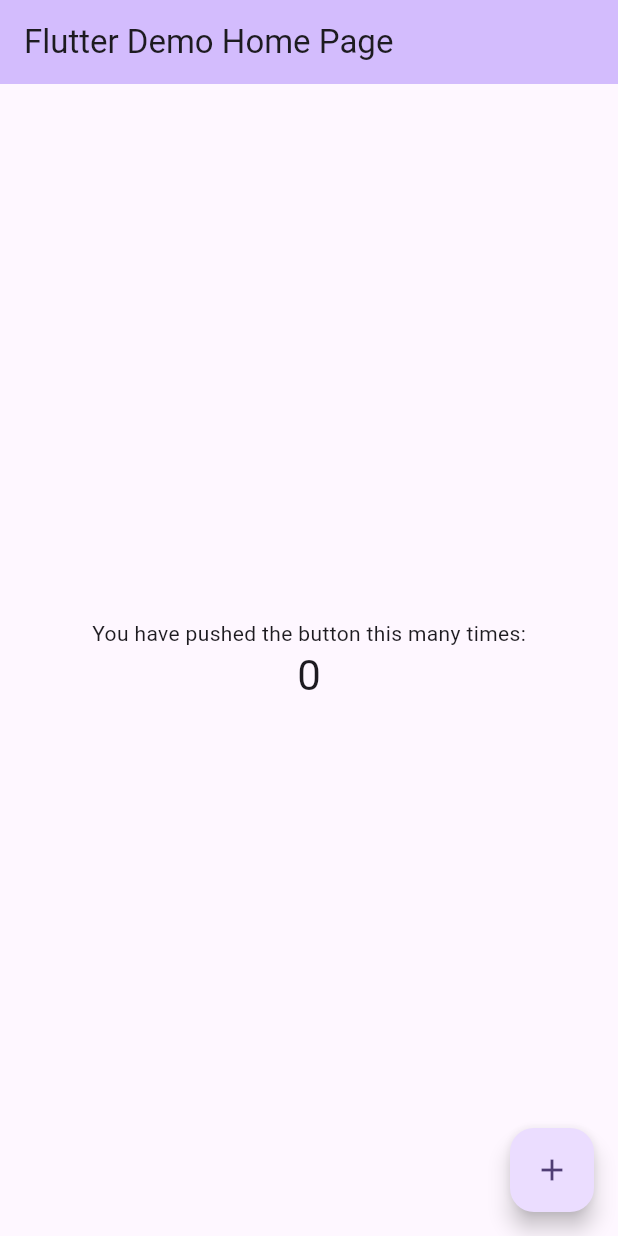
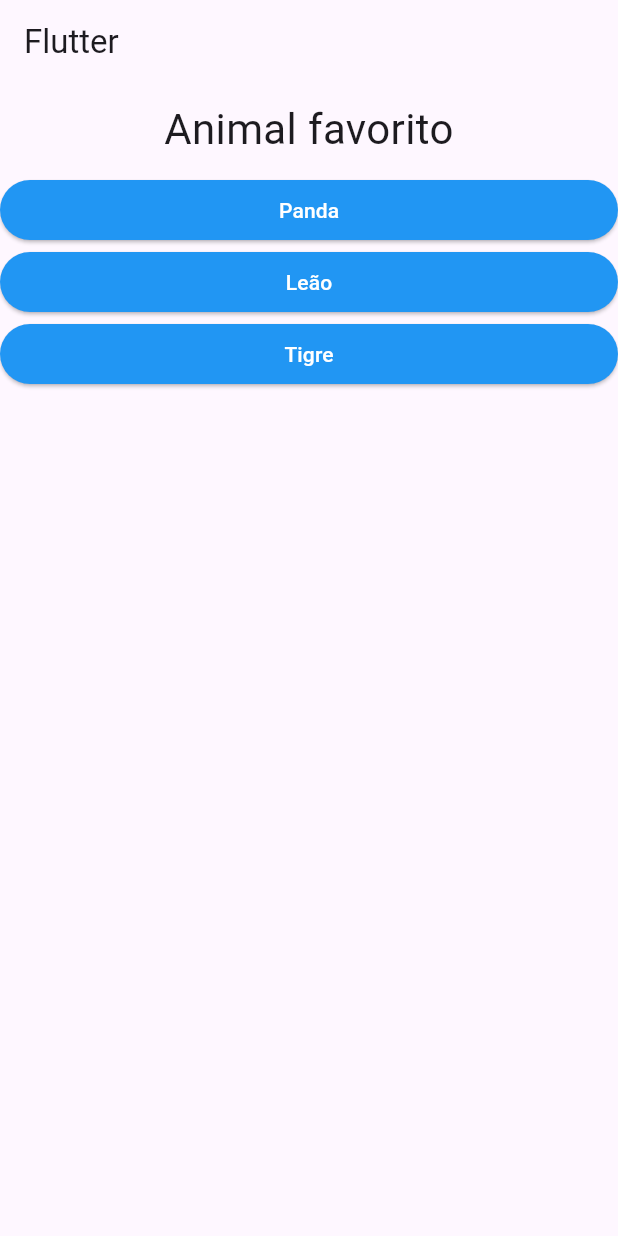
Before and after one commit to RitaSevera/flutter, a Flutter app: the screen it shows after launch, on a phone screen of 412 x 824 dp. Run offline on Flutter 3.47's test engine with Material 3 defaults, Android fonts, the phone set to English and light mode, and no system bars.

Commit message:
Módulo inicial

```diff
--- a/lib/main.dart
+++ b/lib/main.dart
@@ -1,125 +1,231 @@
 import 'package:flutter/material.dart';
+import 'package:flutter_project/questionario.dart';
+import 'package:flutter_project/resultado.dart';
 
-void main() {
-  runApp(const MyApp());
+main() {
+  runApp(
+      PerguntaApp()); //criei uma instância do statelesswidget, que chamei materialapp
+  //PerguntaApp é um componente Stateful
+  // main() {runApp} é = a fazer assim main() => runApp
 }
 
-class MyApp extends StatelessWidget {
-  const MyApp({super.key});
+class _PerguntaAppState extends State<PerguntaApp> {
+  //tipo de componente (perguntaApp) que vai estar ligado a este estado
+  var _pergunta =
+      0; //aqui defino que a pergunta será a que se encontra no índice 0
+  var _notaFinal = 0;
 
-  // This widget is the root of your application.
+  final List<Map<String, Object>> _perguntas = const [
+    //podia pôr só final perguntas =[]
+    //numa lista acedo aos valores a partir do índice, no map é a partir do valor (neste caso: texto)
+    {
+      "texto": "Animal favorito",
+      "respostas": [
+        {"texto": "Panda", "nota": 10},
+        {"texto": "Leão", "nota": 3},
+        {"texto": "Tigre", "nota": 5},
+      ],
+    },
+    {
+      "texto": "Cor favorita",
+      "respostas": [
+        {"texto": "Verde", "nota": 3},
+        {"texto": "Azul", "nota": 5},
+        {"texto": "Roxo", "nota": 10}
+      ],
+    },
+    {
+      "texto": "Comida favorita",
+      "respostas": [
+        {"texto": "Feijoada", "nota": 5},
+        {"texto": "Rojões", "nota": 3},
+        {"texto": "Jardineira", "nota": 10}
+      ],
+    }
+  ];
+
+  void _resposta(int nota) {
+    setState(() {
+      _pergunta++;
+      _notaFinal += nota;
+    });
+    print(_notaFinal);
+  }
+
+  void _reiniciar() {
+    setState(() {
+      _pergunta = 0;
+      _notaFinal = 0;
+    });
+  }
+
+  bool get temPergSelecionada {
+    return _pergunta <
+        _perguntas
+            .length; //se a pergunta selecionada for menor que o tamanho da lista, temos pergunta selecionada então
+  }
+
   @override
   Widget build(BuildContext context) {
+    //função build que recebe parâmetro (buildContext) e retorna um widget
+
     return MaterialApp(
-      title: 'Flutter Demo',
-      theme: ThemeData(
-        // This is the theme of your application.
-        //
-        // TRY THIS: Try running your application with "flutter run". You'll see
-        // the application has a purple toolbar. Then, without quitting the app,
-        // try changing the seedColor in the colorScheme below to Colors.green
-        // and then invoke "hot reload" (save your changes or press the "hot
-        // reload" button in a Flutter-supported IDE, or press "r" if you used
-        // the command line to start the app).
-        //
-        // Notice that the counter didn't reset back to zero; the application
-        // state is not lost during the reload. To reset the state, use hot
-        // restart instead.
-        //
-        // This works for code too, not just values: Most code changes can be
-        // tested with just a hot reload.
-        colorScheme: ColorScheme.fromSeed(seedColor: Colors.deepPurple),
-        useMaterial3: true,
+      //widget
+      home: Scaffold(
+        //widget
+        appBar: AppBar(
+          title: const Text("Flutter"), //widget
+        ),
+        body: temPergSelecionada
+            ? Questionario(
+                perguntas: _perguntas,
+                pergunta: _pergunta,
+                responder: _resposta)
+            : Resultado(_notaFinal, _reiniciar),
       ),
-      home: const MyHomePage(title: 'Flutter Demo Home Page'),
     );
   }
 }
 
-class MyHomePage extends StatefulWidget {
-  const MyHomePage({super.key, required this.title});
+class PerguntaApp extends StatefulWidget {
+  //PerguntaApp extend de stateful
 
-  // This widget is the home page of your application. It is stateful, meaning
-  // that it has a State object (defined below) that contains fields that affect
-  // how it looks.
-
-  // This class is the configuration for the state. It holds the values (in this
-  // case the title) provided by the parent (in this case the App widget) and
-  // used by the build method of the State. Fields in a Widget subclass are
-  // always marked "final".
-
-  final String title;
-
-  @override
-  State<MyHomePage> createState() => _MyHomePageState();
+  _PerguntaAppState createState() {
+    //método create que retorna o estado
+    return _PerguntaAppState();
+  }
 }
 
-class _MyHomePageState extends State<MyHomePage> {
-  int _counter = 0;
 
-  void _incrementCounter() {
-    setState(() {
-      // This call to setState tells the Flutter framework that something has
-      // changed in this State, which causes it to rerun the build method below
-      // so that the display can reflect the updated values. If we changed
-      // _counter without calling setState(), then the build method would not be
-      // called again, and so nothing would appear to happen.
-      _counter++;
-    });
-  }
 
-  @override
-  Widget build(BuildContext context) {
-    // This method is rerun every time setState is called, for instance as done
-    // by the _incrementCounter method above.
-    //
-    // The Flutter framework has been optimized to make rerunning build methods
-    // fast, so that you can just rebuild anything that needs updating rather
-    // than having to individually change instances of widgets.
-    return Scaffold(
-      appBar: AppBar(
-        // TRY THIS: Try changing the color here to a specific color (to
-        // Colors.amber, perhaps?) and trigger a hot reload to see the AppBar
-        // change color while the other colors stay the same.
-        backgroundColor: Theme.of(context).colorScheme.inversePrimary,
-        // Here we take the value from the MyHomePage object that was created by
-        // the App.build method, and use it to set our appbar title.
-        title: Text(widget.title),
-      ),
-      body: Center(
-        // Center is a layout widget. It takes a single child and positions it
-        // in the middle of the parent.
-        child: Column(
-          // Column is also a layout widget. It takes a list of children and
-          // arranges them vertically. By default, it sizes itself to fit its
-          // children horizontally, and tries to be as tall as its parent.
-          //
-          // Column has various properties to control how it sizes itself and
-          // how it positions its children. Here we use mainAxisAlignment to
-          // center the children vertically; the main axis here is the vertical
-          // axis because Columns are vertical (the cross axis would be
-          // horizontal).
-          //
-          // TRY THIS: Invoke "debug painting" (choose the "Toggle Debug Paint"
-          // action in the IDE, or press "p" in the console), to see the
-          // wireframe for each widget.
-          mainAxisAlignment: MainAxisAlignment.center,
-          children: <Widget>[
-            const Text(
-              'You have pushed the button this many times:',
-            ),
-            Text(
-              '$_counter',
-              style: Theme.of(context).textTheme.headlineMedium,
-            ),
-          ],
-        ),
-      ),
-      floatingActionButton: FloatingActionButton(
-        onPressed: _incrementCounter,
-        tooltip: 'Increment',
-        child: const Icon(Icons.add),
-      ), // This trailing comma makes auto-formatting nicer for build methods.
-    );
-  }
-}
+
+
+
+
+
+
+// import 'package:flutter/material.dart';
+
+// void main() {função que chama outra função
+//   runApp(const MyApp());aplicação é executada a partir do runApp (passo-lhe o myapp, que é um widget)
+// }
+
+// class MyApp extends StatelessWidget {
+//   const MyApp({super.key});
+
+//    This widget is the root of your application.
+//   @override
+//   Widget build(BuildContext context) {
+//     return MaterialApp(
+//       title: 'Flutter App',
+//       theme: ThemeData(
+//          This is the theme of your application.
+//
+//          TRY THIS: Try running your application with "flutter run". You'll see
+//          the application has a purple toolbar. Then, without quitting the app,
+//          try changing the seedColor in the colorScheme below to Colors.green
+//          and then invoke "hot reload" (save your changes or press the "hot
+//          reload" button in a Flutter-supported IDE, or press "r" if you used
+//          the command line to start the app).
+//
+//          Notice that the counter didn't reset back to zero; the application
+//          state is not lost during the reload. To reset the state, use hot
+//          restart instead.
+//
+//          This works for code too, not just values: Most code changes can be
+//          tested with just a hot reload.
+//         colorScheme: ColorScheme.fromSeed(seedColor: Colors.deepPurple),
+//         useMaterial3: true,
+//       ),
+//       home: const MyHomePage(title: 'Flutter App'),
+//     );
+//   }
+// }
+
+// class MyHomePage extends StatefulWidget {
+//   const MyHomePage({super.key, required this.title});
+
+//    This widget is the home page of your application. It is stateful, meaning
+//    that it has a State object (defined below) that contains fields that affect
+//    how it looks.
+
+//    This class is the configuration for the state. It holds the values (in this
+//    case the title) provided by the parent (in this case the App widget) and
+//    used by the build method of the State. Fields in a Widget subclass are
+//    always marked "final".
+
+//   final String title;
+
+//   @override
+//   State<MyHomePage> createState() => _MyHomePageState();
+// }
+
+// class _MyHomePageState extends State<MyHomePage> {
+//   int _counter = 0;
+
+//   void _incrementCounter() {
+//     setState(() {
+//        This call to setState tells the Flutter framework that something has
+//        changed in this State, which causes it to rerun the build method below
+//        so that the display can reflect the updated values. If we changed
+//        _counter without calling setState(), then the build method would not be
+//        called again, and so nothing would appear to happen.
+//       _counter++;
+//     });
+//   }
+
+//   @override
+//   Widget build(BuildContext context) {
+//      This method is rerun every time setState is called, for instance as done
+//      by the _incrementCounter method above.
+//
+//      The Flutter framework has been optimized to make rerunning build methods
+//      fast, so that you can just rebuild anything that needs updating rather
+//      than having to individually change instances of widgets.
+//     return Scaffold(
+//       appBar: AppBar(
+//          TRY THIS: Try changing the color here to a specific color (to
+//          Colors.amber, perhaps?) and trigger a hot reload to see the AppBar
+//          change color while the other colors stay the same.
+//         backgroundColor: Theme.of(context).colorScheme.inversePrimary,
+//          Here we take the value from the MyHomePage object that was created by
+//          the App.build method, and use it to set our appbar title.
+//         title: Text(widget.title),
+//       ),
+//       body: Center(
+//          Center is a layout widget. It takes a single child and positions it
+//          in the middle of the parent.
+//         child: Column(
+//            Column is also a layout widget. It takes a list of children and
+//            arranges them vertically. By default, it sizes itself to fit its
+//            children horizontally, and tries to be as tall as its parent.
+//
+//            Column has various properties to control how it sizes itself and
+//            how it positions its children. Here we use mainAxisAlignment to
+//            center the children vertically; the main axis here is the vertical
+//            axis because Columns are vertical (the cross axis would be
+//            horizontal).
+//
+//            TRY THIS: Invoke "debug painting" (choose the "Toggle Debug Paint"
+//            action in the IDE, or press "p" in the console), to see the
+//            wireframe for each widget.
+//           mainAxisAlignment: MainAxisAlignment.center,
+//           children: <Widget>[
+//             const Text(
+//               'You have pushed the button this many times:',
+//             ),
+//             Text(
+//               '$_counter',
+//               style: Theme.of(context).textTheme.headlineMedium,
+//             ),
+//           ],
+//         ),
+//       ),
+//       floatingActionButton: FloatingActionButton(
+//         onPressed: _incrementCounter,
+//         tooltip: 'Increment',
+//         child: const Icon(Icons.add),
+//       ),  This trailing comma makes auto-formatting nicer for build methods.
+//     );
+//   }
+// }
--- /dev/null
+++ b/lib/questao.dart
@@ -0,0 +1,19 @@
+import 'package:flutter/material.dart';
+
+class Questao extends StatelessWidget {
+  final String texto;
+  Questao(this.texto);
+
+  @override
+  Widget build(BuildContext context) {
+    return Container(
+      width: double.infinity,
+      margin: EdgeInsets.all(10),
+      child: Text(
+        texto,
+        style: TextStyle(fontSize: 28),
+        textAlign: TextAlign.center,
+      ),
+    );
+  }
+}
--- /dev/null
+++ b/lib/questionario.dart
@@ -0,0 +1,39 @@
+import 'package:flutter/material.dart';
+import 'package:flutter_project/questao.dart';
+import 'package:flutter_project/resposta.dart';
+
+class Questionario extends StatelessWidget {
+  //criei parâmetros
+  final List<Map<String, Object>> perguntas;
+  final int pergunta;
+  final void Function(int) responder;
+
+  Questionario({
+    //construtor que recebe os 3 parâmetros
+    required this.perguntas,
+    required this.pergunta,
+    required this.responder,
+  });
+
+  bool get temPergSelecionada {
+    return pergunta < perguntas.length;
+  }
+
+  @override
+  Widget build(BuildContext context) {
+    List<Map<String, Object>> respostas = temPergSelecionada
+        ? perguntas[pergunta]["respostas"] as List<Map<String, Object>>
+        : [];
+    return Column(
+      children: <Widget>[
+        Questao(perguntas[pergunta]["texto"].toString()),
+        ...respostas.map((resp) {
+          return Resposta(
+            resp["texto"].toString(),
+            () => responder(int.parse(resp["nota"].toString())),
+          );
+        }).toList(),
+      ],
+    );
+  }
+}
--- /dev/null
+++ b/lib/resposta.dart
@@ -0,0 +1,24 @@
+import 'package:flutter/material.dart';
+
+class Resposta extends StatelessWidget {
+  final String texto; //variável
+
+  final void Function() selecao;
+
+  Resposta(this.texto, this.selecao); //construtor com parâmetro
+
+  @override
+  Widget build(BuildContext context) {
+    return Container(
+      width: double.infinity,
+      child: ElevatedButton(
+        style: ButtonStyle(
+          backgroundColor: MaterialStateProperty.all<Color>(Colors.blue),
+          foregroundColor: MaterialStateProperty.all<Color>(Colors.white),
+        ),
+        child: Text(texto),
+        onPressed: selecao,
+      ),
+    );
+  }
+}
--- /dev/null
+++ b/lib/resultado.dart
@@ -0,0 +1,41 @@
+import 'package:flutter/material.dart';
+
+class Resultado extends StatelessWidget {
+  //final String texto = "Parabéns! Chegou ao final do formulário.";
+  final int pontuacao;
+  final void Function() reiniciar;
+
+  Resultado(this.pontuacao, this.reiniciar);
+
+  String get resultado {
+    if (pontuacao < 8) {
+      return "Mehhhh";
+    } else if (pontuacao < 12) {
+      return "Podia ser pior";
+    } else if (pontuacao < 16) {
+      return "Nada mal";
+    } else {
+      return "Sim senhora! Uau";
+    }
+  }
+
+  @override
+  Widget build(BuildContext context) {
+    return Column(
+      mainAxisAlignment: MainAxisAlignment.center, //centrar
+      children: <Widget>[
+        Center(
+          child: Text(
+            //texto,
+            resultado,
+            style: TextStyle(fontSize: 22),
+          ),
+        ),
+        ElevatedButton(
+          onPressed: reiniciar,
+          child: Text("Reiniciar o questionário?"),
+        ),
+      ],
+    );
+  }
+}
```
Also changed, not shown: 1 other file.
